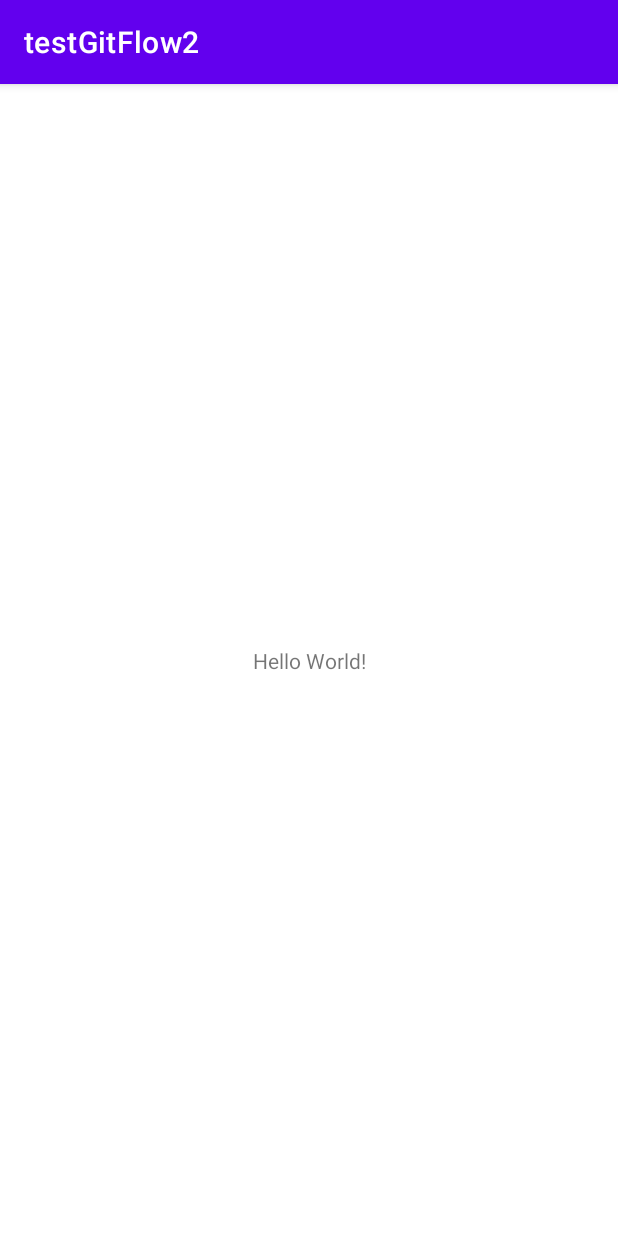
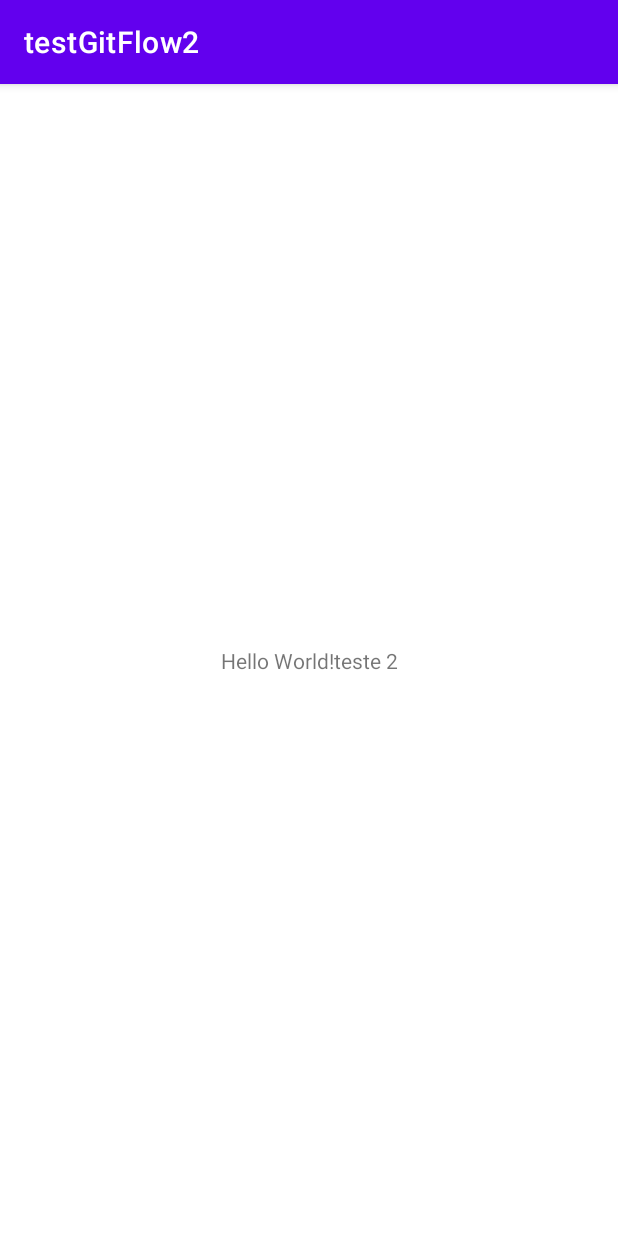
Before and after one commit to irllamartins/testeGitFlow, an Android app: the screen it shows after launch (MainActivity), on a phone screen of 412 x 824 dp. Run offline under Robolectric (Android 15) with nearby library versions, the phone set to English and light mode, and no system bars.

Commit message:
comentario teste 2

```diff
--- a/app/src/main/res/layout/activity_main.xml
+++ b/app/src/main/res/layout/activity_main.xml
@@ -9,7 +9,7 @@
     <TextView
         android:layout_width="wrap_content"
         android:layout_height="wrap_content"
-        android:text="Hello World!"
+        android:text="Hello World!teste 2"
         app:layout_constraintBottom_toBottomOf="parent"
         app:layout_constraintLeft_toLeftOf="parent"
         app:layout_constraintRight_toRightOf="parent"
```
